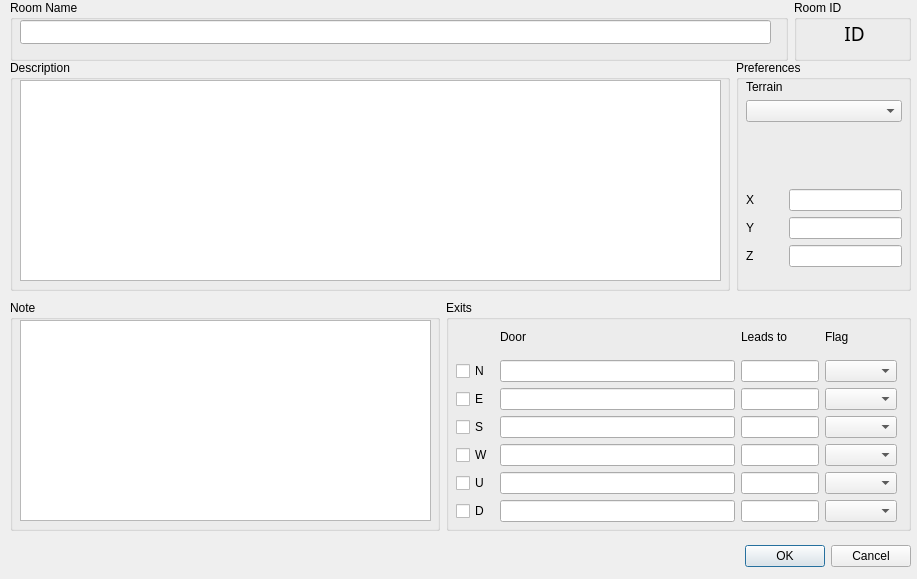
Qt form expandora/src/roomedit.ui (MUME/exPandora) before a commit.
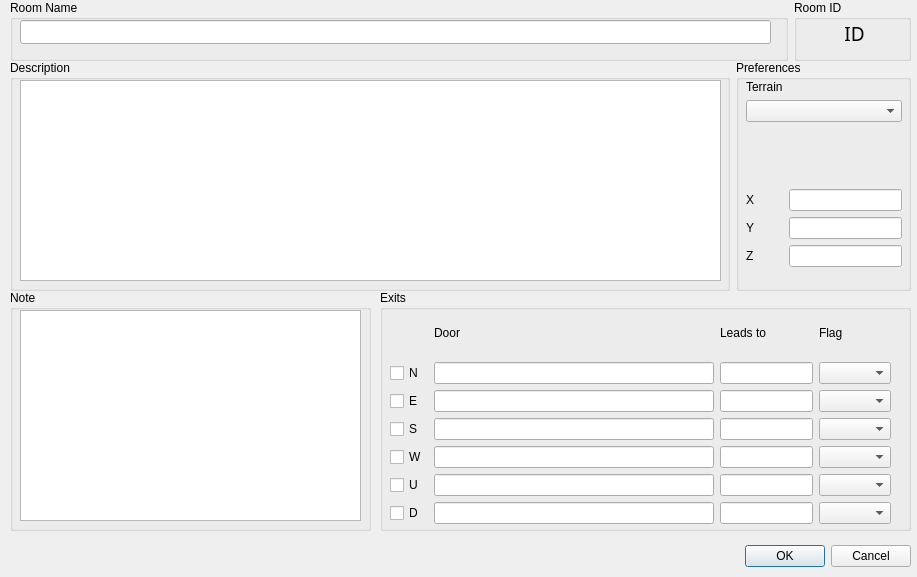
The same form after that commit.

Diff of the .ui file:
```diff
--- a/expandora/src/roomedit.ui
+++ b/expandora/src/roomedit.ui
@@ -9,7 +9,7 @@
     <x>0</x>
     <y>0</y>
     <width>917</width>
-    <height>579</height>
+    <height>577</height>
    </rect>
   </property>
   <property name="sizePolicy" >
@@ -80,17 +80,7 @@
     </item>
    </layout>
   </widget>
-  <widget class="QWidget" name="layoutWidget_3" >
-   <property name="geometry" >
-    <rect>
-     <x>10</x>
-     <y>10</y>
-     <width>901</width>
-     <height>521</height>
-    </rect>
-   </property>
-  </widget>
-  <widget class="QWidget" name="" >
+  <widget class="QWidget" name="widget" >
    <property name="geometry" >
     <rect>
      <x>10</x>
@@ -100,295 +90,17 @@
     </rect>
    </property>
   </widget>
-  <widget class="QWidget" name="" />
-  <widget class="QWidget" name="" >
+  <widget class="QWidget" name="widget" >
    <property name="geometry" >
     <rect>
-     <x>195</x>
-     <y>300</y>
-     <width>711</width>
-     <height>241</height>
+     <x>0</x>
+     <y>0</y>
+     <width>100</width>
+     <height>30</height>
     </rect>
    </property>
   </widget>
-  <widget class="QWidget" name="" >
-   <property name="geometry" >
-    <rect>
-     <x>10</x>
-     <y>300</y>
-     <width>901</width>
-     <height>231</height>
-    </rect>
-   </property>
-   <layout class="QHBoxLayout" >
-    <property name="margin" >
-     <number>0</number>
-    </property>
-    <property name="spacing" >
-     <number>6</number>
-    </property>
-    <item>
-     <widget class="QGroupBox" name="groupBox" >
-      <property name="sizePolicy" >
-       <sizepolicy>
-        <hsizetype>5</hsizetype>
-        <vsizetype>5</vsizetype>
-        <horstretch>12</horstretch>
-        <verstretch>0</verstretch>
-       </sizepolicy>
-      </property>
-      <property name="title" >
-       <string>Note</string>
-      </property>
-      <widget class="QTextEdit" name="textEdit_note" >
-       <property name="geometry" >
-        <rect>
-         <x>10</x>
-         <y>20</y>
-         <width>411</width>
-         <height>201</height>
-        </rect>
-       </property>
-       <property name="sizePolicy" >
-        <sizepolicy>
-         <hsizetype>7</hsizetype>
-         <vsizetype>7</vsizetype>
-         <horstretch>2</horstretch>
-         <verstretch>0</verstretch>
-        </sizepolicy>
-       </property>
-      </widget>
-     </widget>
-    </item>
-    <item>
-     <widget class="QGroupBox" name="groupBox_3_2" >
-      <property name="sizePolicy" >
-       <sizepolicy>
-        <hsizetype>5</hsizetype>
-        <vsizetype>5</vsizetype>
-        <horstretch>13</horstretch>
-        <verstretch>0</verstretch>
-       </sizepolicy>
-      </property>
-      <property name="title" >
-       <string>Exits</string>
-      </property>
-      <widget class="QWidget" name="layoutWidget_4_2_2_2_2_2" >
-       <property name="geometry" >
-        <rect>
-         <x>10</x>
-         <y>20</y>
-         <width>167</width>
-         <height>182</height>
-        </rect>
-       </property>
-      </widget>
-      <widget class="QWidget" name="" >
-       <property name="geometry" >
-        <rect>
-         <x>10</x>
-         <y>20</y>
-         <width>441</width>
-         <height>202</height>
-        </rect>
-       </property>
-       <layout class="QGridLayout" >
-        <property name="margin" >
-         <number>0</number>
-        </property>
-        <property name="spacing" >
-         <number>6</number>
-        </property>
-        <item row="6" column="2" >
-         <widget class="QLineEdit" name="lineEdit_leadD" />
-        </item>
-        <item row="3" column="3" >
-         <widget class="QComboBox" name="comboBox_S" />
-        </item>
-        <item row="4" column="0" >
-         <widget class="QCheckBox" name="checkBox_W" >
-          <property name="text" >
-           <string>W</string>
-          </property>
-         </widget>
-        </item>
-        <item row="2" column="1" >
-         <widget class="QLineEdit" name="lineEdit_dooreast" >
-          <property name="sizePolicy" >
-           <sizepolicy>
-            <hsizetype>7</hsizetype>
-            <vsizetype>0</vsizetype>
-            <horstretch>2</horstretch>
-            <verstretch>0</verstretch>
-           </sizepolicy>
-          </property>
-         </widget>
-        </item>
-        <item row="5" column="3" >
-         <widget class="QComboBox" name="comboBox_U" />
-        </item>
-        <item row="3" column="0" >
-         <widget class="QCheckBox" name="checkBox_S" >
-          <property name="text" >
-           <string>S</string>
-          </property>
-         </widget>
-        </item>
-        <item row="0" column="1" >
-         <widget class="QLabel" name="label" >
-          <property name="text" >
-           <string>Door</string>
-          </property>
-         </widget>
-        </item>
-        <item row="6" column="3" >
-         <widget class="QComboBox" name="comboBox_D" />
-        </item>
-        <item row="2" column="3" >
-         <widget class="QComboBox" name="comboBox_E" />
-        </item>
-        <item row="0" column="2" >
-         <widget class="QLabel" name="label_3" >
-          <property name="text" >
-           <string>Leads to</string>
-          </property>
-         </widget>
-        </item>
-        <item row="1" column="1" >
-         <widget class="QLineEdit" name="lineEdit_doornorth" >
-          <property name="enabled" >
-           <bool>true</bool>
-          </property>
-          <property name="sizePolicy" >
-           <sizepolicy>
-            <hsizetype>7</hsizetype>
-            <vsizetype>0</vsizetype>
-            <horstretch>3</horstretch>
-            <verstretch>0</verstretch>
-           </sizepolicy>
-          </property>
-         </widget>
-        </item>
-        <item row="1" column="0" >
-         <widget class="QCheckBox" name="checkBox_N" >
-          <property name="text" >
-           <string>N</string>
-          </property>
-         </widget>
-        </item>
-        <item row="6" column="1" >
-         <widget class="QLineEdit" name="lineEdit_doordown" >
-          <property name="sizePolicy" >
-           <sizepolicy>
-            <hsizetype>7</hsizetype>
-            <vsizetype>0</vsizetype>
-            <horstretch>2</horstretch>
-            <verstretch>0</verstretch>
-           </sizepolicy>
-          </property>
-         </widget>
-        </item>
-        <item row="5" column="0" >
-         <widget class="QCheckBox" name="checkBox_U" >
-          <property name="text" >
-           <string>U</string>
-          </property>
-         </widget>
-        </item>
-        <item row="5" column="1" >
-         <widget class="QLineEdit" name="lineEdit_doorup" >
-          <property name="sizePolicy" >
-           <sizepolicy>
-            <hsizetype>7</hsizetype>
-            <vsizetype>0</vsizetype>
-            <horstretch>2</horstretch>
-            <verstretch>0</verstretch>
-           </sizepolicy>
-          </property>
-         </widget>
-        </item>
-        <item row="2" column="0" >
-         <widget class="QCheckBox" name="checkBox_E" >
-          <property name="text" >
-           <string>E</string>
-          </property>
-         </widget>
-        </item>
-        <item row="2" column="2" >
-         <widget class="QLineEdit" name="lineEdit_leadE" />
-        </item>
-        <item row="1" column="3" >
-         <widget class="QComboBox" name="comboBox_N" />
-        </item>
-        <item row="6" column="0" >
-         <widget class="QCheckBox" name="checkBox_D" >
-          <property name="text" >
-           <string>D</string>
-          </property>
-         </widget>
-        </item>
-        <item row="1" column="2" >
-         <widget class="QLineEdit" name="lineEdit_leadN" >
-          <property name="sizePolicy" >
-           <sizepolicy>
-            <hsizetype>7</hsizetype>
-            <vsizetype>0</vsizetype>
-            <horstretch>1</horstretch>
-            <verstretch>0</verstretch>
-           </sizepolicy>
-          </property>
-         </widget>
-        </item>
-        <item row="3" column="2" >
-         <widget class="QLineEdit" name="lineEdit_leadS" />
-        </item>
-        <item row="4" column="2" >
-         <widget class="QLineEdit" name="lineEdit_leadW" />
-        </item>
-        <item row="3" column="1" >
-         <widget class="QLineEdit" name="lineEdit_doorsouth" >
-          <property name="sizePolicy" >
-           <sizepolicy>
-            <hsizetype>7</hsizetype>
-            <vsizetype>0</vsizetype>
-            <horstretch>2</horstretch>
-            <verstretch>0</verstretch>
-           </sizepolicy>
-          </property>
-         </widget>
-        </item>
-        <item row="4" column="3" >
-         <widget class="QComboBox" name="comboBox_W" />
-        </item>
-        <item row="5" column="2" >
-         <widget class="QLineEdit" name="lineEdit_leadU" />
-        </item>
-        <item row="4" column="1" >
-         <widget class="QLineEdit" name="lineEdit_doorwest" >
-          <property name="sizePolicy" >
-           <sizepolicy>
-            <hsizetype>7</hsizetype>
-            <vsizetype>0</vsizetype>
-            <horstretch>2</horstretch>
-            <verstretch>0</verstretch>
-           </sizepolicy>
-          </property>
-         </widget>
-        </item>
-        <item row="0" column="3" >
-         <widget class="QLabel" name="label_4" >
-          <property name="text" >
-           <string>Flag</string>
-          </property>
-         </widget>
-        </item>
-       </layout>
-      </widget>
-     </widget>
-    </item>
-   </layout>
-  </widget>
-  <widget class="QWidget" name="" >
+  <widget class="QWidget" name="widget" >
    <property name="geometry" >
     <rect>
      <x>10</x>
@@ -398,7 +110,7 @@
     </rect>
    </property>
   </widget>
-  <widget class="QWidget" name="" >
+  <widget class="QWidget" name="widget" >
    <property name="geometry" >
     <rect>
      <x>10</x>
@@ -408,7 +120,7 @@
     </rect>
    </property>
   </widget>
-  <widget class="QWidget" name="" >
+  <widget class="QWidget" name="layoutWidget" >
    <property name="geometry" >
     <rect>
      <x>10</x>
@@ -545,7 +257,7 @@
     </item>
    </layout>
   </widget>
-  <widget class="QWidget" name="" >
+  <widget class="QWidget" name="layoutWidget" >
    <property name="geometry" >
     <rect>
      <x>10</x>
@@ -630,6 +342,277 @@
     </item>
    </layout>
   </widget>
+  <widget class="QGroupBox" name="groupBox" >
+   <property name="geometry" >
+    <rect>
+     <x>10</x>
+     <y>290</y>
+     <width>361</width>
+     <height>241</height>
+    </rect>
+   </property>
+   <property name="sizePolicy" >
+    <sizepolicy>
+     <hsizetype>5</hsizetype>
+     <vsizetype>5</vsizetype>
+     <horstretch>12</horstretch>
+     <verstretch>0</verstretch>
+    </sizepolicy>
+   </property>
+   <property name="title" >
+    <string>Note</string>
+   </property>
+   <widget class="QTextEdit" name="textEdit_note" >
+    <property name="geometry" >
+     <rect>
+      <x>10</x>
+      <y>20</y>
+      <width>341</width>
+      <height>211</height>
+     </rect>
+    </property>
+    <property name="sizePolicy" >
+     <sizepolicy>
+      <hsizetype>7</hsizetype>
+      <vsizetype>7</vsizetype>
+      <horstretch>1</horstretch>
+      <verstretch>0</verstretch>
+     </sizepolicy>
+    </property>
+   </widget>
+  </widget>
+  <widget class="QGroupBox" name="groupBox_3_2" >
+   <property name="geometry" >
+    <rect>
+     <x>380</x>
+     <y>290</y>
+     <width>531</width>
+     <height>241</height>
+    </rect>
+   </property>
+   <property name="sizePolicy" >
+    <sizepolicy>
+     <hsizetype>5</hsizetype>
+     <vsizetype>5</vsizetype>
+     <horstretch>13</horstretch>
+     <verstretch>0</verstretch>
+    </sizepolicy>
+   </property>
+   <property name="title" >
+    <string>Exits</string>
+   </property>
+   <widget class="QWidget" name="layoutWidget_4_2_2_2_2_2" >
+    <property name="geometry" >
+     <rect>
+      <x>10</x>
+      <y>20</y>
+      <width>167</width>
+      <height>182</height>
+     </rect>
+    </property>
+   </widget>
+   <widget class="QWidget" name="layoutWidget" >
+    <property name="geometry" >
+     <rect>
+      <x>10</x>
+      <y>20</y>
+      <width>501</width>
+      <height>214</height>
+     </rect>
+    </property>
+    <layout class="QGridLayout" >
+     <property name="margin" >
+      <number>0</number>
+     </property>
+     <property name="spacing" >
+      <number>6</number>
+     </property>
+     <item row="6" column="2" >
+      <widget class="QLineEdit" name="lineEdit_leadD" />
+     </item>
+     <item row="3" column="3" >
+      <widget class="QComboBox" name="comboBox_S" />
+     </item>
+     <item row="4" column="0" >
+      <widget class="QCheckBox" name="checkBox_W" >
+       <property name="text" >
+        <string>W</string>
+       </property>
+      </widget>
+     </item>
+     <item row="2" column="1" >
+      <widget class="QLineEdit" name="lineEdit_dooreast" >
+       <property name="sizePolicy" >
+        <sizepolicy>
+         <hsizetype>7</hsizetype>
+         <vsizetype>0</vsizetype>
+         <horstretch>2</horstretch>
+         <verstretch>0</verstretch>
+        </sizepolicy>
+       </property>
+      </widget>
+     </item>
+     <item row="5" column="3" >
+      <widget class="QComboBox" name="comboBox_U" />
+     </item>
+     <item row="3" column="0" >
+      <widget class="QCheckBox" name="checkBox_S" >
+       <property name="text" >
+        <string>S</string>
+       </property>
+      </widget>
+     </item>
+     <item row="0" column="1" >
+      <widget class="QLabel" name="label" >
+       <property name="text" >
+        <string>Door</string>
+       </property>
+      </widget>
+     </item>
+     <item row="6" column="3" >
+      <widget class="QComboBox" name="comboBox_D" />
+     </item>
+     <item row="2" column="3" >
+      <widget class="QComboBox" name="comboBox_E" />
+     </item>
+     <item row="0" column="2" >
+      <widget class="QLabel" name="label_3" >
+       <property name="text" >
+        <string>Leads to</string>
+       </property>
+      </widget>
+     </item>
+     <item row="1" column="1" >
+      <widget class="QLineEdit" name="lineEdit_doornorth" >
+       <property name="enabled" >
+        <bool>true</bool>
+       </property>
+       <property name="sizePolicy" >
+        <sizepolicy>
+         <hsizetype>7</hsizetype>
+         <vsizetype>0</vsizetype>
+         <horstretch>3</horstretch>
+         <verstretch>0</verstretch>
+        </sizepolicy>
+       </property>
+      </widget>
+     </item>
+     <item row="1" column="0" >
+      <widget class="QCheckBox" name="checkBox_N" >
+       <property name="text" >
+        <string>N</string>
+       </property>
+      </widget>
+     </item>
+     <item row="6" column="1" >
+      <widget class="QLineEdit" name="lineEdit_doordown" >
+       <property name="sizePolicy" >
+        <sizepolicy>
+         <hsizetype>7</hsizetype>
+         <vsizetype>0</vsizetype>
+         <horstretch>2</horstretch>
+         <verstretch>0</verstretch>
+        </sizepolicy>
+       </property>
+      </widget>
+     </item>
+     <item row="5" column="0" >
+      <widget class="QCheckBox" name="checkBox_U" >
+       <property name="text" >
+        <string>U</string>
+       </property>
+      </widget>
+     </item>
+     <item row="5" column="1" >
+      <widget class="QLineEdit" name="lineEdit_doorup" >
+       <property name="sizePolicy" >
+        <sizepolicy>
+         <hsizetype>7</hsizetype>
+         <vsizetype>0</vsizetype>
+         <horstretch>2</horstretch>
+         <verstretch>0</verstretch>
+        </sizepolicy>
+       </property>
+      </widget>
+     </item>
+     <item row="2" column="0" >
+      <widget class="QCheckBox" name="checkBox_E" >
+       <property name="text" >
+        <string>E</string>
+       </property>
+      </widget>
+     </item>
+     <item row="2" column="2" >
+      <widget class="QLineEdit" name="lineEdit_leadE" />
+     </item>
+     <item row="1" column="3" >
+      <widget class="QComboBox" name="comboBox_N" />
+     </item>
+     <item row="6" column="0" >
+      <widget class="QCheckBox" name="checkBox_D" >
+       <property name="text" >
+        <string>D</string>
+       </property>
+      </widget>
+     </item>
+     <item row="1" column="2" >
+      <widget class="QLineEdit" name="lineEdit_leadN" >
+       <property name="sizePolicy" >
+        <sizepolicy>
+         <hsizetype>7</hsizetype>
+         <vsizetype>0</vsizetype>
+         <horstretch>1</horstretch>
+         <verstretch>0</verstretch>
+        </sizepolicy>
+       </property>
+      </widget>
+     </item>
+     <item row="3" column="2" >
+      <widget class="QLineEdit" name="lineEdit_leadS" />
+     </item>
+     <item row="4" column="2" >
+      <widget class="QLineEdit" name="lineEdit_leadW" />
+     </item>
+     <item row="3" column="1" >
+      <widget class="QLineEdit" name="lineEdit_doorsouth" >
+       <property name="sizePolicy" >
+        <sizepolicy>
+         <hsizetype>7</hsizetype>
+         <vsizetype>0</vsizetype>
+         <horstretch>2</horstretch>
+         <verstretch>0</verstretch>
+        </sizepolicy>
+       </property>
+      </widget>
+     </item>
+     <item row="4" column="3" >
+      <widget class="QComboBox" name="comboBox_W" />
+     </item>
+     <item row="5" column="2" >
+      <widget class="QLineEdit" name="lineEdit_leadU" />
+     </item>
+     <item row="4" column="1" >
+      <widget class="QLineEdit" name="lineEdit_doorwest" >
+       <property name="sizePolicy" >
+        <sizepolicy>
+         <hsizetype>7</hsizetype>
+         <vsizetype>0</vsizetype>
+         <horstretch>2</horstretch>
+         <verstretch>0</verstretch>
+        </sizepolicy>
+       </property>
+      </widget>
+     </item>
+     <item row="0" column="3" >
+      <widget class="QLabel" name="label_4" >
+       <property name="text" >
+        <string>Flag</string>
+       </property>
+      </widget>
+     </item>
+    </layout>
+   </widget>
+  </widget>
  </widget>
  <pixmapfunction></pixmapfunction>
  <resources/>
```
